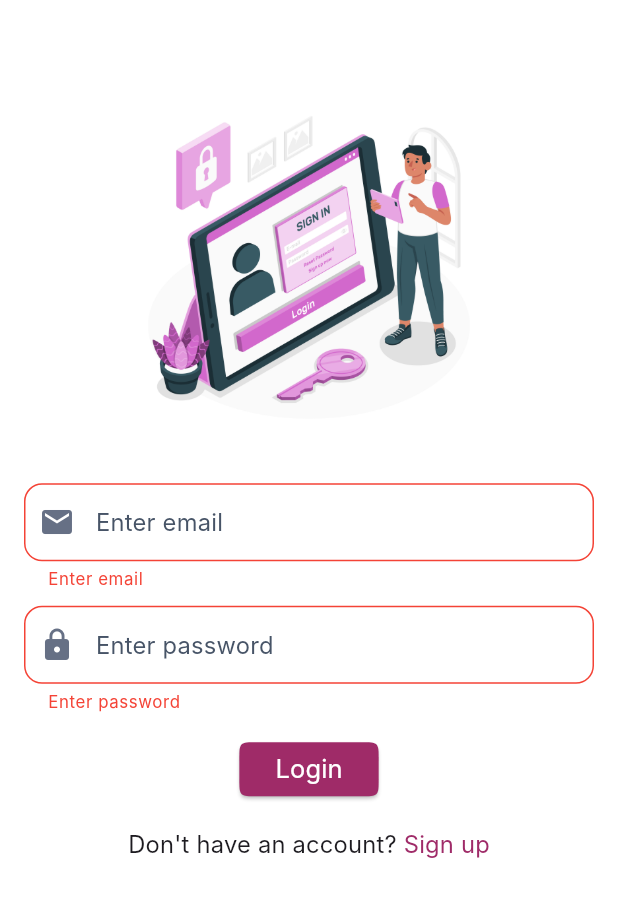
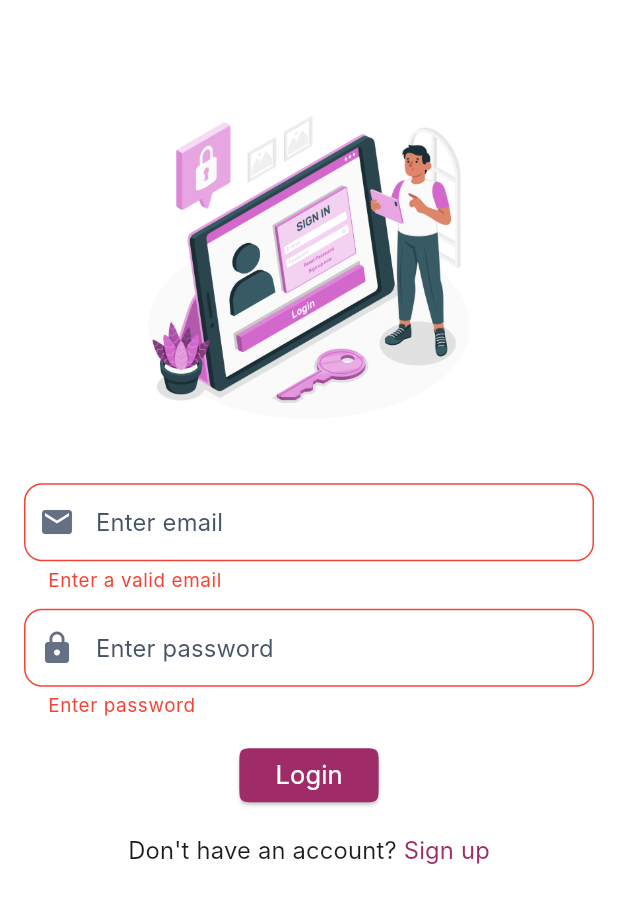
Before and after one commit to Foram-sangani/ecom_bloc, a Flutter app: the LoginScreen screen opened by its route, after a tap on "Login", on a phone screen of 412 x 824 dp. Shown: the top 903 px of the screen. Run offline on Flutter 3.47's test engine with Material 3 defaults, Android fonts, the phone set to English and light mode, and no system bars; our stand-ins replace bloc, connectivity_plus, cookie_jar, dio, dio_cookie_manager, flutter_bloc and 5 more; accounts and stored records are empty; network calls fail; Roboto replaces fonts that are missing (Inter); statements that could not run were skipped.

Commit message:
handle multiple states and login validation completed

```diff
--- a/lib/utils/routes/app_routes.dart
+++ b/lib/utils/routes/app_routes.dart
@@ -15,7 +15,7 @@ import '../../view/all_products/ui/all_product_screen.dart';
 class AppRoutes {
   static GoRouter returnRouter(bool isAuth) {
     GoRouter router = GoRouter(
-      initialLocation: LocalStorage.userEmail.isEmpty ? '/login' : '/all_product',
+      initialLocation: LocalStorage.userEmail.isNotEmpty ? '/login' : '/all_product',
       debugLogDiagnostics: true,
       routes: [
         ///
--- a/lib/view/all_products/product_details_bloc/product_detail_bloc.dart
+++ b/lib/view/all_products/product_details_bloc/product_detail_bloc.dart
@@ -46,7 +46,6 @@ class ProductDetailBloc extends Bloc<ProductDetailEvent, ProductDetailState> {
 
   Future<void> addToCartEvent(AddToCartEvent event, Emitter<ProductDetailState> emit) async {
     emit(AddToCartLoadingState());
-    emit(ProductDetailFetchSuccessState(product: productsModel));
 
     try {
       var client = http.Client();
@@ -58,7 +57,6 @@ class ProductDetailBloc extends Bloc<ProductDetailEvent, ProductDetailState> {
       if (response.statusCode == 200 || response.statusCode == 201) {
         printOkStatus(response.body);
         emit(AddToCartSuccessState());
-        emit(ProductDetailFetchSuccessState(product: productsModel));
       } else {
         printOkStatus(response.body);
       }
--- a/lib/view/all_products/product_details_bloc/product_detail_state.dart
+++ b/lib/view/all_products/product_details_bloc/product_detail_state.dart
@@ -17,6 +17,6 @@ class ProductDetailFetchSuccessState extends ProductDetailState {
 
 class ProductDetailFetchErrorState extends ProductDetailState {}
 
-class AddToCartLoadingState extends ProductDetailActionState {}
+class AddToCartLoadingState extends ProductDetailState {}
 
 class AddToCartSuccessState extends ProductDetailActionState {}
--- a/lib/view/auth/login/ui/login_screen.dart
+++ b/lib/view/auth/login/ui/login_screen.dart
@@ -1,9 +1,9 @@
+import 'package:ecommerce_app/Utils/routes/app_pages.dart';
 import 'package:ecommerce_app/utils/local_storage.dart';
 import 'package:ecommerce_app/utils/res/app_colors.dart';
 import 'package:flutter/material.dart';
 import 'package:flutter_screenutil/flutter_screenutil.dart';
 import 'package:go_router/go_router.dart';
-import '../../../../Utils/routes/app_pages.dart';
 import '../../../../utils/common_utils.dart';
 
 class LoginScreen extends StatefulWidget {
@@ -14,18 +14,20 @@ class LoginScreen extends StatefulWidget {
 }
 
 class _LoginScreenState extends State<LoginScreen> {
-  final _formKey = GlobalKey<FormState>();
-
   TextEditingController emailCon = TextEditingController();
   TextEditingController passwordCon = TextEditingController();
+
+  bool emailValidation = true;
+  bool passwordValidation = true;
+
+  String emailError = '';
+  String passwordError = '';
 
   @override
   Widget build(BuildContext context) {
     return Scaffold(
       backgroundColor: AppColors.whiteColor,
       body: SafeArea(
-        child: Form(
-          key: _formKey,
         child: Padding(
           padding: const EdgeInsets.all(defaultPadding).copyWith(top: defaultPadding * 3),
           child: SingleChildScrollView(
@@ -47,6 +49,8 @@ class _LoginScreenState extends State<LoginScreen> {
                   controller: emailCon,
                   keyboardType: TextInputType.emailAddress,
                   decoration: InputDecoration(
+                    errorStyle: TextStyle(color: AppColors.error, fontSize: 11.sp),
+                    errorText: emailValidation ? null : emailError, // Show error only if validation fails
                     hintText: 'Enter email',
                     hintStyle: TextStyle(color: AppColors.greyColor),
                     border: OutlineInputBorder(
@@ -72,14 +76,10 @@ class _LoginScreenState extends State<LoginScreen> {
                       color: AppColors.lightGreyTextColor,
                     ),
                   ),
-                    onChanged: (value) {},
-                    validator: (value) {
-                      if (value == null || value.isEmpty) {
-                        return 'Enter email';
-                      } else if (!RegExp(r"^[a-zA-Z0-9._%+-]+@[a-zA-Z0-9.-]+\.[a-zA-Z]{2,4}$").hasMatch(value)) {
-                        return 'Enter a valid email';
-                      }
-                      return null;
+                  onChanged: (value) {
+                    setState(() {
+                      emailValidation = RegExp(r"^[a-zA-Z0-9._%+-]+@[a-zA-Z0-9.-]+\.[a-zA-Z]{2,4}$").hasMatch(value);
+                    });
                   },
                 ),
                 const SizedBox(
@@ -87,8 +87,11 @@ class _LoginScreenState extends State<LoginScreen> {
                 ),
                 TextFormField(
                   controller: passwordCon,
-                    keyboardType: TextInputType.emailAddress,
+                  keyboardType: TextInputType.text,
+                  obscureText: true, // Ensure password is hidden
                   decoration: InputDecoration(
+                    errorStyle: TextStyle(color: AppColors.error, fontSize: 11.sp),
+                    errorText: passwordValidation ? null : passwordError, // Show error only if validation fails
                     hintText: 'Enter password',
                     hintStyle: TextStyle(color: AppColors.greyColor),
                     border: OutlineInputBorder(
@@ -114,12 +117,10 @@ class _LoginScreenState extends State<LoginScreen> {
                       color: AppColors.lightGreyTextColor,
                     ),
                   ),
-                    onChanged: (value) {},
-                    validator: (value) {
-                      if (value!.isEmpty) {
-                        return 'Enter password';
-                      }
-                      return null;
+                  onChanged: (value) {
+                    setState(() {
+                      passwordValidation = value.isNotEmpty;
+                    });
                   },
                 ),
                 const SizedBox(
@@ -127,7 +128,15 @@ class _LoginScreenState extends State<LoginScreen> {
                 ),
                 ElevatedButton(
                   onPressed: () {
-                      if (_formKey.currentState!.validate()) {
+                    setState(() {
+                      emailValidation = RegExp(r"^[a-zA-Z0-9._%+-]+@[a-zA-Z0-9.-]+\.[a-zA-Z]{2,4}$").hasMatch(emailCon.text);
+                      passwordValidation = passwordCon.text.isNotEmpty;
+
+                      emailError = emailValidation ? '' : 'Enter a valid email';
+                      passwordError = passwordValidation ? '' : 'Enter password';
+                    });
+
+                    if (emailValidation && passwordValidation) {
                       GoRouter.of(context).pushNamed(AppPages.allProductsPage);
                       LocalStorage.setUserData(email: emailCon.text, name: '');
                     }
@@ -151,9 +160,7 @@ class _LoginScreenState extends State<LoginScreen> {
                   height: defaultPadding,
                 ),
                 InkWell(
-                    onTap: () {
-                      // GoRouter.of(context).pushNamed(AppPages.allProductsPage);
-                    },
+                  onTap: () {},
                   child: Text.rich(
                     TextSpan(
                       children: [
@@ -176,7 +183,6 @@ class _LoginScreenState extends State<LoginScreen> {
           ),
         ),
       ),
-      ),
     );
   }
 }
```
Also changed, not shown: lib/view/all_products/ui/widgets/product_detail_screen.dart (+21 -8 lines). Lines whose indentation alone changed are shown as unchanged.
